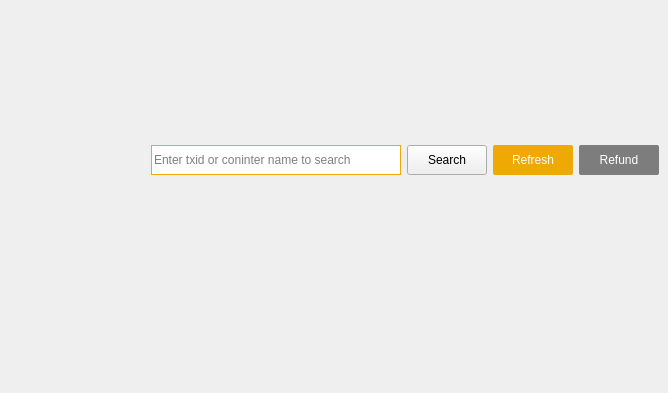
Before: the Qt Designer form src/qt/forms/masternodelist.ui in MassGrid/MassGrid, drawn with Qt 5; both pictures show x 182 to 850 and y 121 to 514 of the 850 by 514 pixel window.
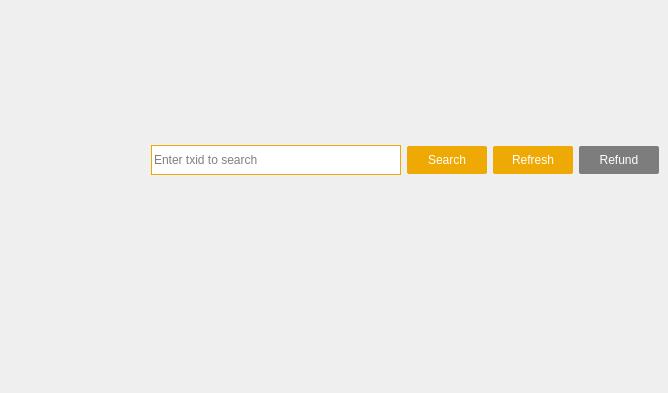
After: the same form once the commit is applied.

The edit to the form file:
```diff
--- a/src/qt/forms/masternodelist.ui
+++ b/src/qt/forms/masternodelist.ui
@@ -662,7 +662,7 @@
 }</string>
               </property>
               <property name="placeholderText">
-               <string>Enter txid or coninter name to search</string>
+               <string>Enter txid to search</string>
               </property>
              </widget>
             </item>
@@ -671,11 +671,11 @@
               <property name="minimumSize">
                <size>
                 <width>0</width>
-                <height>30</height>
+                <height>28</height>
                </size>
               </property>
               <property name="styleSheet">
-               <string notr="true">QPushButton#pushButton{
+               <string notr="true">QPushButton#pBtn_searchOrderBtn{
 width:80;
 height:28;
 background-color: rgb(239, 169, 4);
@@ -694,7 +694,7 @@
               <property name="minimumSize">
                <size>
                 <width>0</width>
-                <height>30</height>
+                <height>28</height>
                </size>
               </property>
               <property name="text">
@@ -710,7 +710,7 @@
               <property name="minimumSize">
                <size>
                 <width>0</width>
-                <height>30</height>
+                <height>28</height>
                </size>
               </property>
               <property name="styleSheet">
```
